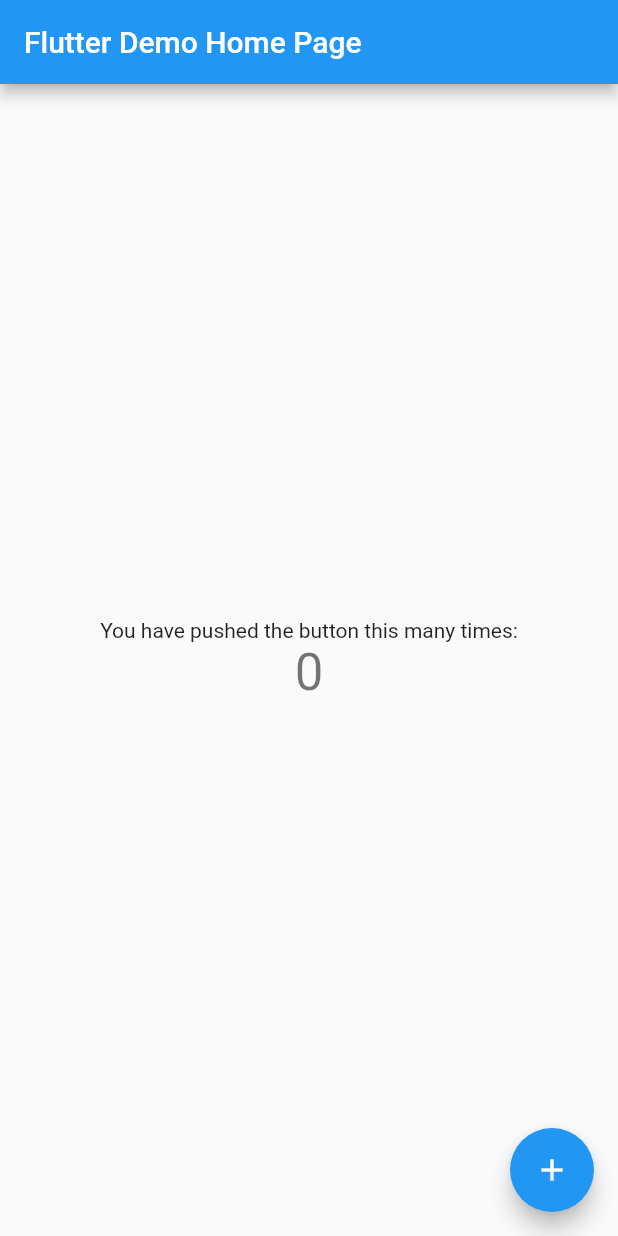
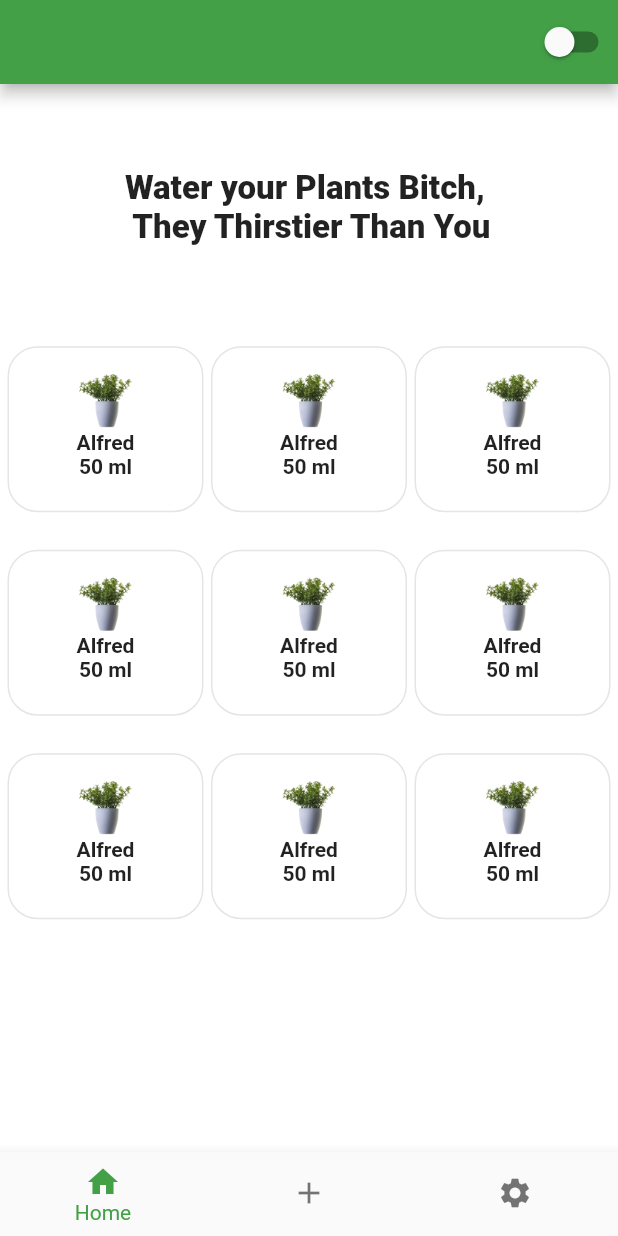
Before and after one commit to Beatrixkys/plant, a Flutter app: the screen it shows after launch, on a phone screen of 412 x 824 dp. Run offline on Flutter 3.47's test engine with Material 2 defaults, Android fonts, the phone set to English and light mode, and no system bars.

Commit message:
lightmode-darkmode

```diff
--- /dev/null
+++ b/plant_app/lib/components/cards.dart
@@ -0,0 +1,44 @@
+import 'package:flutter/material.dart';
+import 'package:plant_app/model/plant_model.dart';
+
+class PlantsCard extends StatelessWidget {
+  final PlantsData plant;
+
+  const PlantsCard({
+    Key? key,
+    required this.plant,
+  }) : super(key: key);
+
+  @override
+  Widget build(BuildContext context) {
+    return InkWell(
+      onTap: () {},
+      child: Container(
+        margin: const EdgeInsets.symmetric(vertical: 10.0),
+        padding: const EdgeInsets.all(15),
+        height: 150,
+        width: 100,
+        decoration: BoxDecoration(
+          borderRadius: BorderRadius.circular(20),
+          color: Theme.of(context).primaryColor,
+          border: Border.all(
+            color: const Color(0xFFE5E5E5),
+          ),
+        ),
+        child: Column(
+          children: <Widget>[
+            Image.asset("assets/plant.png", height: 40),
+            Text(
+              plant.name,
+              style: const TextStyle(fontWeight: FontWeight.bold),
+            ),
+            Text(
+              ('${plant.wateramount} ml'),
+              style: const TextStyle(fontWeight: FontWeight.bold),
+            ),
+          ],
+        ),
+      ),
+    );
+  }
+}
--- /dev/null
+++ b/plant_app/lib/components/list_builders/card_builder.dart
@@ -0,0 +1,38 @@
+import 'package:flutter/material.dart';
+import 'package:plant_app/components/cards.dart';
+import 'package:plant_app/model/plant_model.dart';
+
+class PlantList extends StatefulWidget {
+  const PlantList({Key? key}) : super(key: key);
+
+  @override
+  State<PlantList> createState() => _PlantListState();
+}
+
+class _PlantListState extends State<PlantList> {
+  List<PlantsData> plants = [
+    PlantsData(name: "Alfred", wateramount: 50),
+    PlantsData(name: "Alfred", wateramount: 50),
+    PlantsData(name: "Alfred", wateramount: 50),
+    PlantsData(name: "Alfred", wateramount: 50),
+    PlantsData(name: "Alfred", wateramount: 50),
+    PlantsData(name: "Alfred", wateramount: 50),
+    PlantsData(name: "Alfred", wateramount: 50),
+    PlantsData(name: "Alfred", wateramount: 50),
+    PlantsData(name: "Alfred", wateramount: 50),
+  ];
+  @override
+  Widget build(BuildContext context) {
+    return GridView.builder(
+      gridDelegate: const SliverGridDelegateWithFixedCrossAxisCount(
+        crossAxisCount: 3,
+        crossAxisSpacing: 5,
+        mainAxisSpacing: 5,
+      ),
+      itemBuilder: (context, index) {
+        return PlantsCard(plant: plants[index]);
+      },
+      itemCount: plants.length,
+    );
+  }
+}
--- /dev/null
+++ b/plant_app/lib/components/theme_button.dart
@@ -0,0 +1,20 @@
+import 'package:flutter/material.dart';
+import 'package:plant_app/services/themes.dart';
+import 'package:provider/provider.dart';
+
+class ChangeThemeButton extends StatelessWidget {
+  const ChangeThemeButton({Key? key}) : super(key: key);
+
+  @override
+  Widget build(BuildContext context) {
+    final themeProvider = Provider.of<ThemesProvider>(context);
+
+    return Switch.adaptive(
+      value: themeProvider.isDarkMode,
+      onChanged: (value) {
+        final provider = Provider.of<ThemesProvider>(context, listen: false);
+        provider.toggleTheme(value);
+      },
+    );
+  }
+}
--- a/plant_app/lib/main.dart
+++ b/plant_app/lib/main.dart
@@ -1,115 +1,73 @@
 import 'package:flutter/material.dart';
+import 'package:plant_app/components/theme_button.dart';
+import 'package:plant_app/screens/add_screen.dart';
+import 'package:plant_app/screens/home_screen.dart';
+import 'package:plant_app/screens/settings_screen.dart';
+import 'package:plant_app/services/themes.dart';
+import 'package:provider/provider.dart';
 
 void main() {
   runApp(const MyApp());
 }
 
-class MyApp extends StatelessWidget {
+class MyApp extends StatefulWidget {
+  static final ValueNotifier<ThemeMode> themeNotifier =
+      ValueNotifier(ThemeMode.light);
+
   const MyApp({Key? key}) : super(key: key);
+
+  @override
+  State<MyApp> createState() => _MyAppState();
+}
+
+class _MyAppState extends State<MyApp> {
+  int _selectedIndex = 0;
+  final _screens = [HomeScreen(), SettingsScreen(), AddScreen()];
+
+  void _onItemTapped(int index) {
+    setState(() {
+      _selectedIndex = index;
+    });
+  }
 
   // This widget is the root of your application.
   @override
   Widget build(BuildContext context) {
-    return MaterialApp(
-      title: 'Flutter Demo',
-      theme: ThemeData(
-        // This is the theme of your application.
-        //
-        // Try running your application with "flutter run". You'll see the
-        // application has a blue toolbar. Then, without quitting the app, try
-        // changing the primarySwatch below to Colors.green and then invoke
-        // "hot reload" (press "r" in the console where you ran "flutter run",
-        // or simply save your changes to "hot reload" in a Flutter IDE).
-        // Notice that the counter didn't reset back to zero; the application
-        // is not restarted.
-        primarySwatch: Colors.blue,
-      ),
-      home: const MyHomePage(title: 'Flutter Demo Home Page'),
-    );
+    return ChangeNotifierProvider(
+        create: (context) => ThemesProvider(),
+        builder: (context, _) {
+          final themeProvider = Provider.of<ThemesProvider>(context);
+          return MaterialApp(
+            title: "Weedify",
+            themeMode: themeProvider.themeMode,
+            theme: MyThemes.lightTheme,
+            darkTheme: MyThemes.darkTheme,
+            home: Scaffold(
+              appBar: AppBar(
+                actions: [ChangeThemeButton()],
+              ),
+              body: _screens[_selectedIndex],
+              bottomNavigationBar: BottomNavigationBar(
+                showUnselectedLabels: false,
+                items: const <BottomNavigationBarItem>[
+                  BottomNavigationBarItem(
+                    icon: Icon(Icons.home),
+                    label: 'Home',
+                  ),
+                  BottomNavigationBarItem(
+                    icon: Icon(Icons.add),
+                    label: 'Add',
+                  ),
+                  BottomNavigationBarItem(
+                    icon: Icon(Icons.settings),
+                    label: 'Settings',
+                  ),
+                ],
+                currentIndex: _selectedIndex,
+                onTap: _onItemTapped,
+              ),
+            ),
+          );
+        });
   }
 }
-
-class MyHomePage extends StatefulWidget {
-  const MyHomePage({Key? key, required this.title}) : super(key: key);
-
-  // This widget is the home page of your application. It is stateful, meaning
-  // that it has a State object (defined below) that contains fields that affect
-  // how it looks.
-
-  // This class is the configuration for the state. It holds the values (in this
-  // case the title) provided by the parent (in this case the App widget) and
-  // used by the build method of the State. Fields in a Widget subclass are
-  // always marked "final".
-
-  final String title;
-
-  @override
-  State<MyHomePage> createState() => _MyHomePageState();
-}
-
-class _MyHomePageState extends State<MyHomePage> {
-  int _counter = 0;
-
-  void _incrementCounter() {
-    setState(() {
-      // This call to setState tells the Flutter framework that something has
-      // changed in this State, which causes it to rerun the build method below
-      // so that the display can reflect the updated values. If we changed
-      // _counter without calling setState(), then the build method would not be
-      // called again, and so nothing would appear to happen.
-      _counter++;
-    });
-  }
-
-  @override
-  Widget build(BuildContext context) {
-    // This method is rerun every time setState is called, for instance as done
-    // by the _incrementCounter method above.
-    //
-    // The Flutter framework has been optimized to make rerunning build methods
-    // fast, so that you can just rebuild anything that needs updating rather
-    // than having to individually change instances of widgets.
-    return Scaffold(
-      appBar: AppBar(
-        // Here we take the value from the MyHomePage object that was created by
-        // the App.build method, and use it to set our appbar title.
-        title: Text(widget.title),
-      ),
-      body: Center(
-        // Center is a layout widget. It takes a single child and positions it
-        // in the middle of the parent.
-        child: Column(
-          // Column is also a layout widget. It takes a list of children and
-          // arranges them vertically. By default, it sizes itself to fit its
-          // children horizontally, and tries to be as tall as its parent.
-          //
-          // Invoke "debug painting" (press "p" in the console, choose the
-          // "Toggle Debug Paint" action from the Flutter Inspector in Android
-          // Studio, or the "Toggle Debug Paint" command in Visual Studio Code)
-          // to see the wireframe for each widget.
-          //
-          // Column has various properties to control how it sizes itself and
-          // how it positions its children. Here we use mainAxisAlignment to
-          // center the children vertically; the main axis here is the vertical
-          // axis because Columns are vertical (the cross axis would be
-          // horizontal).
-          mainAxisAlignment: MainAxisAlignment.center,
-          children: <Widget>[
-            const Text(
-              'You have pushed the button this many times:',
-            ),
-            Text(
-              '$_counter',
-              style: Theme.of(context).textTheme.headline4,
-            ),
-          ],
-        ),
-      ),
-      floatingActionButton: FloatingActionButton(
-        onPressed: _incrementCounter,
-        tooltip: 'Increment',
-        child: const Icon(Icons.add),
-      ), // This trailing comma makes auto-formatting nicer for build methods.
-    );
-  }
-}
--- /dev/null
+++ b/plant_app/lib/model/plant_model.dart
@@ -0,0 +1,6 @@
+class PlantsData {
+  String name;
+  int wateramount;
+
+  PlantsData({required this.name, required this.wateramount});
+}
--- /dev/null
+++ b/plant_app/lib/screens/home_screen.dart
@@ -0,0 +1,38 @@
+import 'package:flutter/material.dart';
+import 'package:plant_app/components/list_builders/card_builder.dart';
+import 'package:plant_app/constant.dart';
+
+class HomeScreen extends StatefulWidget {
+  const HomeScreen({Key? key}) : super(key: key);
+
+  @override
+  State<HomeScreen> createState() => _HomeScreenState();
+}
+
+class _HomeScreenState extends State<HomeScreen> {
+  @override
+  Widget build(BuildContext context) {
+    double scrollerHeight = MediaQuery.of(context).size.height * 0.6;
+    double headerHeight = MediaQuery.of(context).size.height * 0.2;
+
+    return Scaffold(
+      body: Column(
+        children: [
+          SizedBox(
+            height: headerHeight,
+            child: Center(
+                child: Text(
+              'Water your Plants Bitch, \n They Thirstier Than You',
+              style: kHeadingTextStyle,
+            )),
+          ),
+          Container(
+            padding: const EdgeInsets.symmetric(horizontal: 5),
+            height: scrollerHeight,
+            child: const PlantList(),
+          )
+        ],
+      ),
+    );
+  }
+}
--- /dev/null
+++ b/plant_app/lib/services/themes.dart
@@ -0,0 +1,30 @@
+import 'package:flutter/material.dart';
+
+class ThemesProvider extends ChangeNotifier {
+  ThemeMode themeMode = ThemeMode.system;
+
+  bool get isDarkMode => themeMode == ThemeMode.dark;
+
+  void toggleTheme(bool isOn) {
+    themeMode = isOn ? ThemeMode.dark : ThemeMode.light;
+    notifyListeners();
+  }
+}
+
+class MyThemes {
+  static final darkTheme = ThemeData(
+    scaffoldBackgroundColor: Colors.grey.shade900,
+    bottomAppBarColor: Colors.black12,
+    primaryColor: Colors.black,
+    colorScheme: ColorScheme.dark(primary: Colors.green.shade200),
+    iconTheme: IconThemeData(color: Colors.green.shade200),
+  );
+  static final lightTheme = ThemeData(
+    scaffoldBackgroundColor: Colors.white,
+    bottomAppBarColor: Colors.green,
+    primaryColor: Colors.white,
+    colorScheme: ColorScheme.light(
+      primary: Colors.green.shade600,
+    ),
+  );
+}
```
Also changed, not shown: plant_app/lib/constant.dart (added, +35 -0 lines), plant_app/lib/screens/add_screen.dart (added, +35 -0 lines), plant_app/lib/screens/settings_screen.dart (added, +30 -0 lines), plant_app/pubspec.yaml (+5 -2 lines), plant_app/assets/plant.png (added), plant_app/pubspec.lock.
